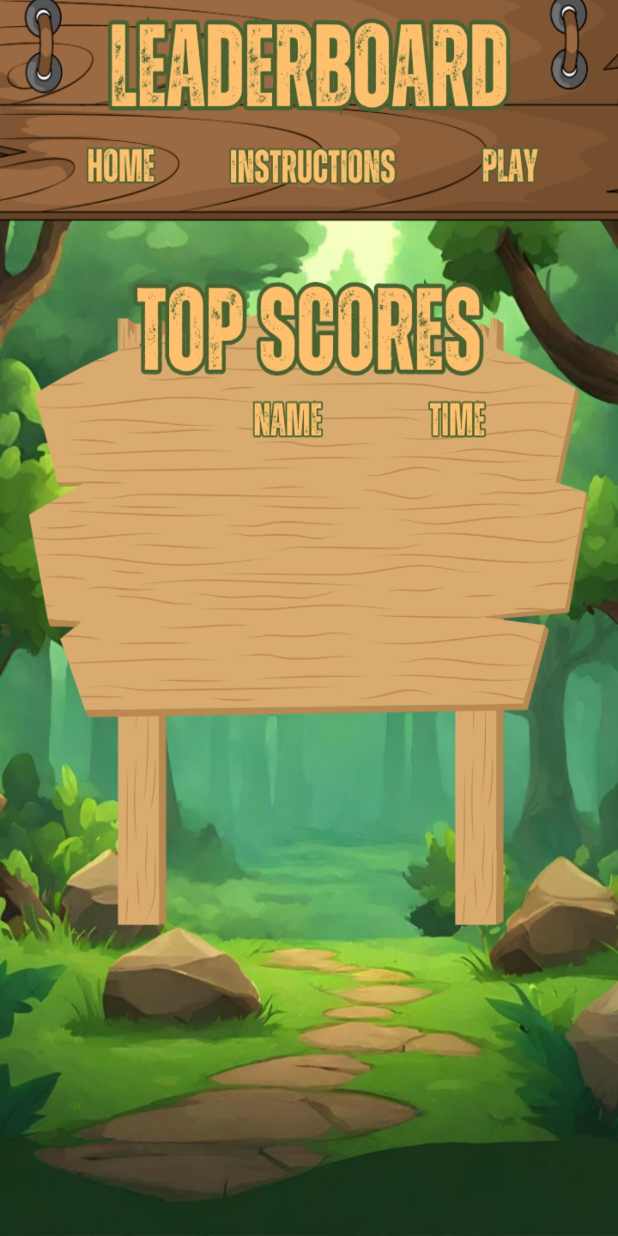
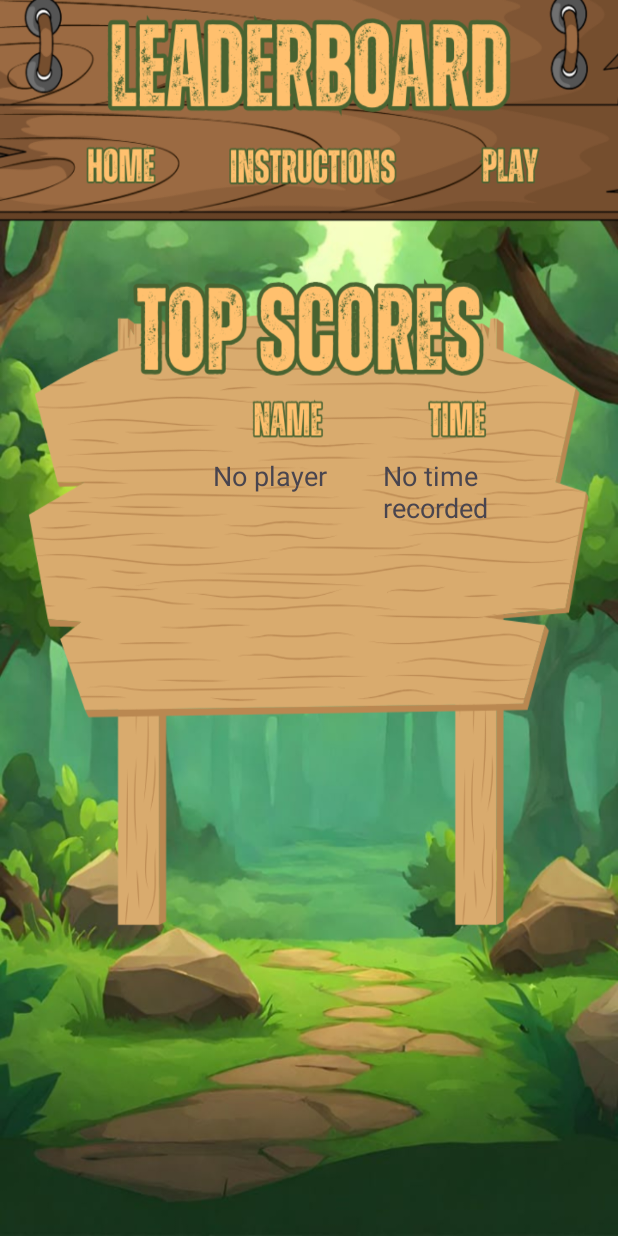
Before and after one commit to Sominnnn/JUNGLEQUEST2, an Android app: the leaderboard screen opened directly, with no data from a screen before it, on a phone screen of 412 x 824 dp. Run offline under Robolectric (Android 15) with nearby library versions, the phone set to English and light mode, and no system bars.

Commit message:
EASY LEVEL LEADERBOARD TRY

```diff
--- a/app/src/main/java/com/example/junglequest/leaderboard.java
+++ b/app/src/main/java/com/example/junglequest/leaderboard.java
@@ -1,9 +1,11 @@
 package com.example.junglequest;
 
 import android.content.Intent;
+import android.content.SharedPreferences;
 import android.os.Bundle;
 import android.view.View;
 import android.widget.Button;
+import android.widget.TextView;
 
 import androidx.activity.EdgeToEdge;
 import androidx.appcompat.app.AppCompatActivity;
@@ -23,6 +25,19 @@ public class leaderboard extends AppCompatActivity {
             v.setPadding(systemBars.left, systemBars.top, systemBars.right, systemBars.bottom);
             return insets;
         });
+
+        // Get references to the TextViews in your layout where you'll display the data
+        TextView playerNameTextView = findViewById(R.id.player_name_textview);
+        TextView completionTimeTextView = findViewById(R.id.completion_time_textview);
+
+        // Retrieve the saved player name and completion time from SharedPreferences
+        SharedPreferences sharedPreferences = getSharedPreferences("JungleQuestPrefs", MODE_PRIVATE);
+        String playerName = sharedPreferences.getString("playerName", "No player");
+        String completionTime = sharedPreferences.getString("completionTime", "No time recorded");
+
+        // Display the values in the TextViews
+        playerNameTextView.setText(playerName);
+        completionTimeTextView.setText(completionTime);
 
         Button homeButton = findViewById(R.id.homebtn_leaderboard);
         homeButton.setOnClickListener(new View.OnClickListener() {
--- a/app/src/main/res/layout/activity_leaderboard.xml
+++ b/app/src/main/res/layout/activity_leaderboard.xml
@@ -43,4 +43,28 @@
         app:layout_constraintStart_toStartOf="parent"
         app:layout_constraintTop_toTopOf="parent"
         app:layout_constraintVertical_bias="0.102" />
+
+    <TextView
+        android:id="@+id/player_name_textview"
+        android:layout_width="97dp"
+        android:layout_height="144dp"
+        android:textSize="18sp"
+        app:layout_constraintBottom_toBottomOf="parent"
+        app:layout_constraintEnd_toEndOf="parent"
+        app:layout_constraintHorizontal_bias="0.452"
+        app:layout_constraintStart_toStartOf="parent"
+        app:layout_constraintTop_toTopOf="parent"
+        app:layout_constraintVertical_bias="0.448" />
+
+    <TextView
+        android:id="@+id/completion_time_textview"
+        android:layout_width="97dp"
+        android:layout_height="144dp"
+        android:textSize="18sp"
+        app:layout_constraintBottom_toBottomOf="parent"
+        app:layout_constraintEnd_toEndOf="parent"
+        app:layout_constraintHorizontal_bias="0.812"
+        app:layout_constraintStart_toStartOf="parent"
+        app:layout_constraintTop_toTopOf="parent"
+        app:layout_constraintVertical_bias="0.448" />
 </androidx.constraintlayout.widget.ConstraintLayout>
```
Also changed, not shown: app/src/main/java/com/example/junglequest/easy.java (+40 -0 lines).
